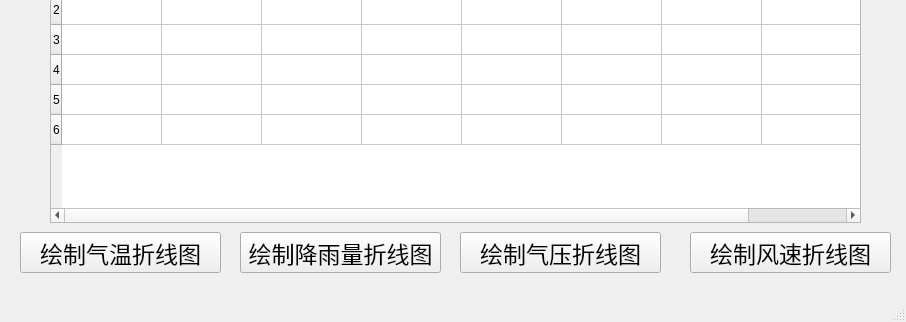
This is Pre_Weather/Main.ui in Routhleck/Weather-Predict as Qt 5 draws it before an edit; both pictures show x 0 to 906 and y 188 to 510 of the 906 by 510 pixel window. The edited form follows.
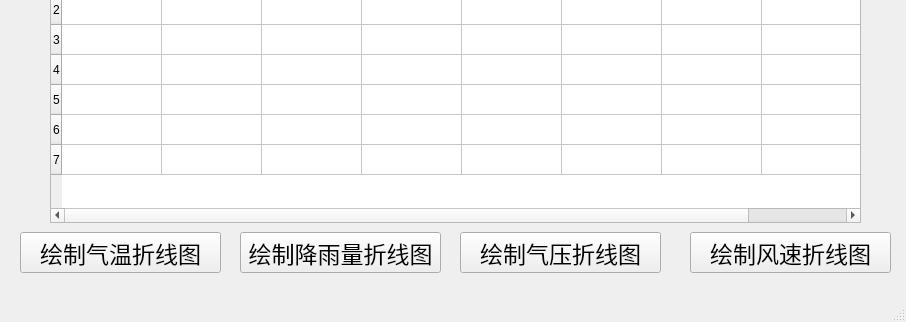
This is the edited form.

```diff
--- a/Pre_Weather/Main.ui
+++ b/Pre_Weather/Main.ui
@@ -142,6 +142,11 @@
       <string>6</string>
      </property>
     </row>
+    <row>
+     <property name="text">
+      <string>7</string>
+     </property>
+    </row>
     <column>
      <property name="text">
       <string>日期</string>
```
